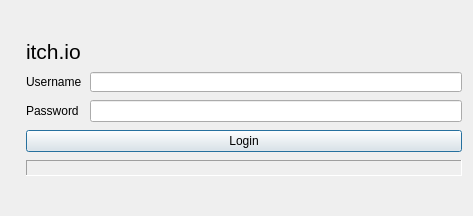
This is logindialog.ui in leafo/itchio-app-old as Qt 5 draws it before an edit. The edited form follows.
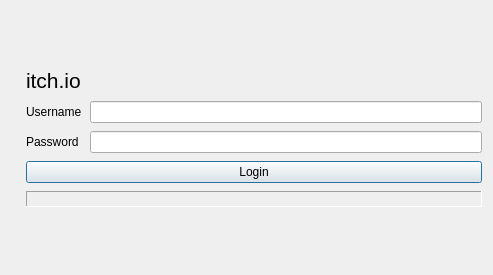
This is the edited form. Icons and pictures are not drawn.

Diff of the .ui file:
```diff
--- a/logindialog.ui
+++ b/logindialog.ui
@@ -6,8 +6,8 @@
    <rect>
     <x>0</x>
     <y>0</y>
-    <width>473</width>
-    <height>216</height>
+    <width>493</width>
+    <height>275</height>
    </rect>
   </property>
   <property name="windowTitle">
```
